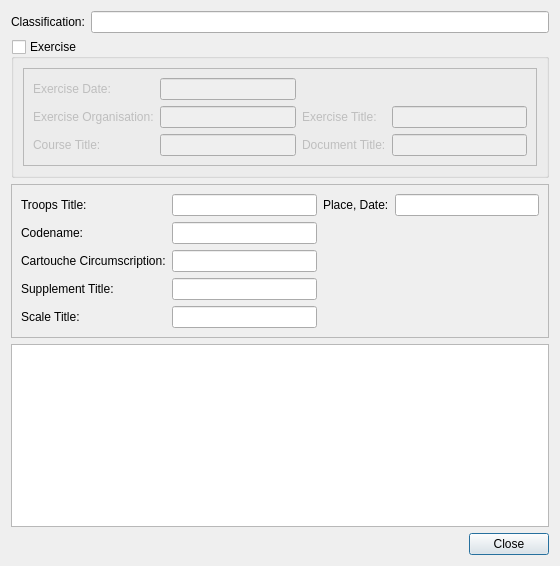
The window that vbsprint/ui/casedialog.ui (kadas-albireo/kadas-print-plugin) describes before a commit, drawn with Qt 5.
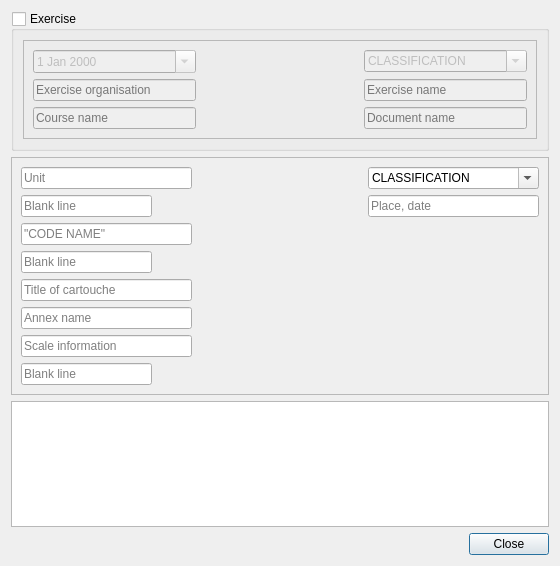
The same window after the commit.

Patch:
```diff
--- a/vbsprint/ui/casedialog.ui
+++ b/vbsprint/ui/casedialog.ui
@@ -17,10 +17,10 @@
    <string>MapCartouche</string>
   </property>
   <layout class="QGridLayout" name="gridLayout">
-   <item row="18" column="0">
+   <item row="17" column="0">
     <widget class="QGraphicsView" name="mapcartoucheView"/>
    </item>
-   <item row="1" column="0">
+   <item row="0" column="0">
     <widget class="QGroupBox" name="exerciseGroupBox">
      <property name="title">
       <string>Exercise</string>
@@ -42,54 +42,77 @@
         </property>
         <layout class="QGridLayout" name="gridLayout_3">
          <item row="1" column="0">
-          <widget class="QLabel" name="label_2">
-           <property name="text">
-            <string>Exercise Date:</string>
-           </property>
-          </widget>
-         </item>
-         <item row="3" column="1">
-          <widget class="QLineEdit" name="coursetitleLE"/>
-         </item>
-         <item row="2" column="3">
-          <widget class="QLineEdit" name="exercisetitleLE"/>
-         </item>
-         <item row="3" column="2">
-          <widget class="QLabel" name="label_12">
-           <property name="text">
-            <string>Document Title:</string>
+          <widget class="QDateEdit" name="exercisedateLE">
+           <property name="calendarPopup">
+            <bool>true</bool>
            </property>
           </widget>
          </item>
          <item row="3" column="0">
-          <widget class="QLabel" name="label_5">
-           <property name="text">
-            <string>Course Title:</string>
+          <widget class="QLineEdit" name="coursetitleLE">
+           <property name="placeholderText">
+            <string>Course name</string>
            </property>
           </widget>
          </item>
-         <item row="2" column="1">
-          <widget class="QLineEdit" name="exerciseorganisationLE"/>
-         </item>
          <item row="2" column="2">
-          <widget class="QLabel" name="label_11">
-           <property name="text">
-            <string>Exercise Title:</string>
+          <widget class="QLineEdit" name="exercisetitleLE">
+           <property name="placeholderText">
+            <string>Exercise name</string>
            </property>
           </widget>
          </item>
          <item row="2" column="0">
-          <widget class="QLabel" name="label_4">
-           <property name="text">
-            <string>Exercise Organisation:</string>
+          <widget class="QLineEdit" name="exerciseorganisationLE">
+           <property name="placeholderText">
+            <string>Exercise organisation</string>
            </property>
           </widget>
          </item>
-         <item row="3" column="3">
-          <widget class="QLineEdit" name="documenttitleLE"/>
+         <item row="3" column="2">
+          <widget class="QLineEdit" name="documenttitleLE">
+           <property name="placeholderText">
+            <string>Document name</string>
+           </property>
+          </widget>
+         </item>
+         <item row="1" column="2">
+          <widget class="QComboBox" name="classification1">
+           <property name="editable">
+            <bool>true</bool>
+           </property>
+           <item>
+            <property name="text">
+             <string>CLASSIFICATION</string>
+            </property>
+           </item>
+          </widget>
          </item>
          <item row="1" column="1">
-          <widget class="QLineEdit" name="exercisedateLE"/>
+          <spacer name="horizontalSpacer_3">
+           <property name="orientation">
+            <enum>Qt::Horizontal</enum>
+           </property>
+           <property name="sizeHint" stdset="0">
+            <size>
+             <width>40</width>
+             <height>20</height>
+            </size>
+           </property>
+          </spacer>
+         </item>
+         <item row="3" column="1">
+          <spacer name="horizontalSpacer_4">
+           <property name="orientation">
+            <enum>Qt::Horizontal</enum>
+           </property>
+           <property name="sizeHint" stdset="0">
+            <size>
+             <width>40</width>
+             <height>20</height>
+            </size>
+           </property>
+          </spacer>
          </item>
         </layout>
        </widget>
@@ -107,21 +130,7 @@
      </property>
     </widget>
    </item>
-   <item row="0" column="0">
-    <layout class="QHBoxLayout" name="horizontalLayout">
-     <item>
-      <widget class="QLabel" name="label_3">
-       <property name="text">
-        <string>Classification:</string>
-       </property>
-      </widget>
-     </item>
-     <item>
-      <widget class="QLineEdit" name="classificationLE"/>
-     </item>
-    </layout>
-   </item>
-   <item row="2" column="0">
+   <item row="1" column="0">
     <widget class="QFrame" name="frame_2">
      <property name="frameShape">
       <enum>QFrame::StyledPanel</enum>
@@ -130,65 +139,160 @@
       <enum>QFrame::Raised</enum>
      </property>
      <layout class="QGridLayout" name="gridLayout_4">
-      <item row="0" column="0">
-       <widget class="QLabel" name="label_6">
-        <property name="text">
-         <string>Troops Title:</string>
-        </property>
-       </widget>
-      </item>
-      <item row="0" column="3">
-       <widget class="QLineEdit" name="placedateLE"/>
-      </item>
       <item row="0" column="2">
-       <widget class="QLabel" name="label_13">
-        <property name="text">
-         <string>Place, Date:</string>
+       <widget class="QComboBox" name="classification2">
+        <property name="editable">
+         <bool>true</bool>
         </property>
-       </widget>
-      </item>
-      <item row="1" column="0">
-       <widget class="QLabel" name="label_7">
-        <property name="text">
-         <string>Codename:</string>
-        </property>
-       </widget>
-      </item>
-      <item row="2" column="0">
-       <widget class="QLabel" name="label_8">
-        <property name="text">
-         <string>Cartouche Circumscription:</string>
-        </property>
-       </widget>
-      </item>
-      <item row="3" column="0">
-       <widget class="QLabel" name="label_9">
-        <property name="text">
-         <string>Supplement Title:</string>
-        </property>
+        <item>
+         <property name="text">
+          <string>CLASSIFICATION</string>
+         </property>
+        </item>
        </widget>
       </item>
       <item row="0" column="1">
-       <widget class="QLineEdit" name="troopstitleLE"/>
+       <spacer name="horizontalSpacer">
+        <property name="orientation">
+         <enum>Qt::Horizontal</enum>
+        </property>
+        <property name="sizeHint" stdset="0">
+         <size>
+          <width>40</width>
+          <height>20</height>
+         </size>
+        </property>
+       </spacer>
+      </item>
+      <item row="0" column="0">
+       <widget class="QLineEdit" name="troopstitleLE">
+        <property name="placeholderText">
+         <string>Unit</string>
+        </property>
+       </widget>
+      </item>
+      <item row="2" column="0">
+       <widget class="QLineEdit" name="codenameLE">
+        <property name="placeholderText">
+         <string>&quot;CODE NAME&quot;</string>
+        </property>
+       </widget>
       </item>
       <item row="4" column="0">
-       <widget class="QLabel" name="label_10">
-        <property name="text">
-         <string>Scale Title:</string>
+       <widget class="QLineEdit" name="cartouchecircumscriptionLE">
+        <property name="placeholderText">
+         <string>Title of cartouche</string>
         </property>
        </widget>
       </item>
-      <item row="1" column="1">
-       <widget class="QLineEdit" name="codenameLE"/>
+      <item row="5" column="0">
+       <widget class="QLineEdit" name="supplementtitleLE">
+        <property name="placeholderText">
+         <string>Annex name</string>
+        </property>
+       </widget>
       </item>
-      <item row="2" column="1">
-       <widget class="QLineEdit" name="cartouchecircumscriptionLE"/>
+      <item row="6" column="0">
+       <widget class="QLineEdit" name="scaletitleLE">
+        <property name="inputMask">
+         <string/>
+        </property>
+        <property name="placeholderText">
+         <string>Scale information</string>
+        </property>
+       </widget>
       </item>
-      <item row="3" column="1">
-       <widget class="QLineEdit" name="supplementtitleLE"/>
+      <item row="1" column="0">
+       <layout class="QHBoxLayout" name="horizontalLayout_3" stretch="2,0">
+        <item>
+         <widget class="QLineEdit" name="lineEdit">
+          <property name="placeholderText">
+           <string>Blank line</string>
+          </property>
+         </widget>
+        </item>
+        <item>
+         <spacer name="horizontalSpacer_7">
+          <property name="orientation">
+           <enum>Qt::Horizontal</enum>
+          </property>
+          <property name="sizeHint" stdset="0">
+           <size>
+            <width>40</width>
+            <height>20</height>
+           </size>
+          </property>
+         </spacer>
+        </item>
+       </layout>
       </item>
-      <item row="4" column="1">
-       <widget class="QLineEdit" name="scaletitleLE"/>
+      <item row="3" column="0">
+       <layout class="QHBoxLayout" name="horizontalLayout_4" stretch="2,0">
+        <item>
+         <widget class="QLineEdit" name="lineEdit_2">
+          <property name="placeholderText">
+           <string>Blank line</string>
+          </property>
+         </widget>
+        </item>
+        <item>
+         <spacer name="horizontalSpacer_6">
+          <property name="orientation">
+           <enum>Qt::Horizontal</enum>
+          </property>
+          <property name="sizeHint" stdset="0">
+           <size>
+            <width>40</width>
+            <height>20</height>
+           </size>
+          </property>
+         </spacer>
+        </item>
+       </layout>
+      </item>
+      <item row="7" column="0">
+       <layout class="QHBoxLayout" name="horizontalLayout_5" stretch="2,0">
+        <item>
+         <widget class="QLineEdit" name="lineEdit_3">
+          <property name="placeholderText">
+           <string>Blank line</string>
+          </property>
+         </widget>
+        </item>
+        <item>
+         <spacer name="horizontalSpacer_5">
+          <property name="orientation">
+           <enum>Qt::Horizontal</enum>
+          </property>
+          <property name="sizeHint" stdset="0">
+           <size>
+            <width>40</width>
+            <height>20</height>
+           </size>
+          </property>
+         </spacer>
+        </item>
+       </layout>
+      </item>
+      <item row="7" column="1">
+       <spacer name="horizontalSpacer_2">
+        <property name="orientation">
+         <enum>Qt::Horizontal</enum>
+        </property>
+        <property name="sizeHint" stdset="0">
+         <size>
+          <width>40</width>
+          <height>20</height>
+         </size>
+        </property>
+       </spacer>
+      </item>
+      <item row="1" column="2">
+       <widget class="QLineEdit" name="placedateLE">
+        <property name="placeholderText">
+         <string>Place, date</string>
+        </property>
+       </widget>
       </item>
      </layout>
     </widget>
```
Left out of the diff: 2 changed lines with no effect on the pictures.
